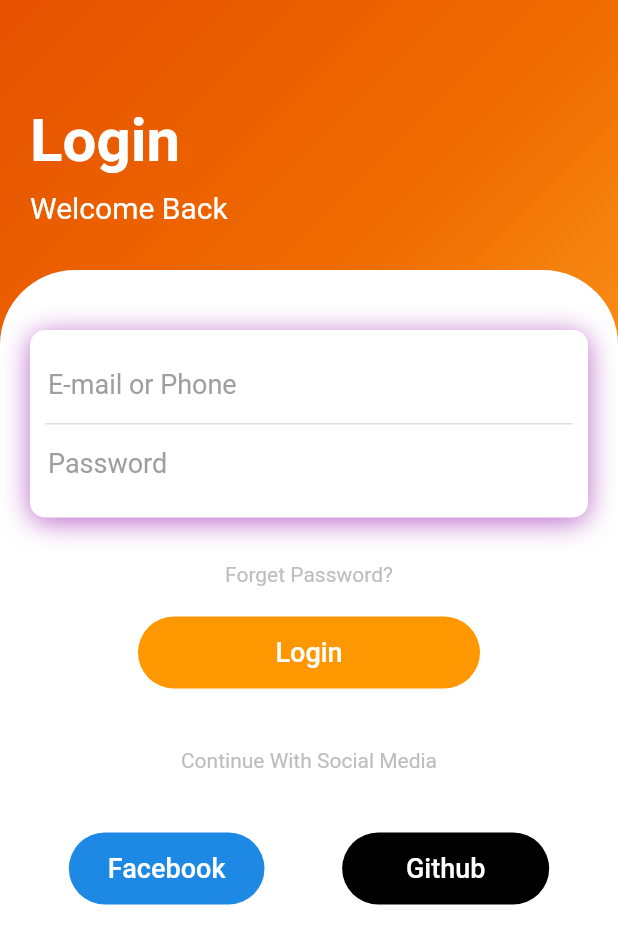
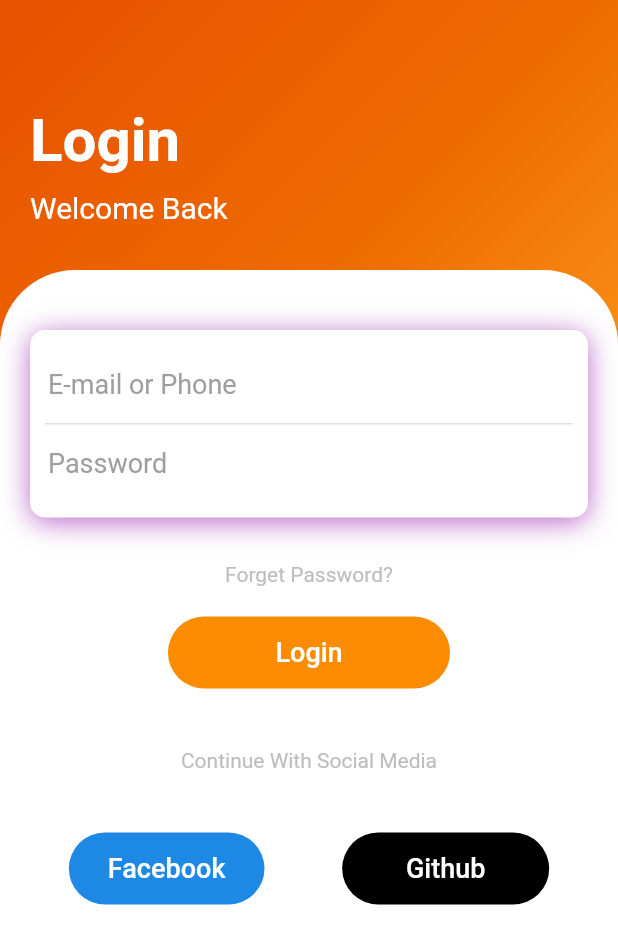
Before and after one commit to jpmehedi/flutter-login-screen-2, a Flutter app: the screen it shows after launch, on a phone screen of 412 x 824 dp. Shown: the top 944 px of the screen. Run offline on Flutter 3.47's test engine with Material 2 defaults, Android fonts, the phone set to English and light mode, and no system bars.

```diff
--- a/lib/login_screen.dart
+++ b/lib/login_screen.dart
@@ -94,31 +94,11 @@ class _LogInScreenState extends State<LogInScreen> {
                                       border: Border(
                                           bottom: BorderSide(
                                               color: Colors.grey[300]))),
-                                  child: TextField(
-                                    decoration: InputDecoration(
-                                      hintText: "E-mail or Phone ",
-                                      hintStyle: TextStyle(
-                                        fontSize: 18,
-                                        color: Colors.grey,
-                                        fontWeight: FontWeight.normal,
-                                      ),
-                                      border: InputBorder.none,
-                                    ),
-                                  ),
+                                  child: TextFieldBuilder("E-mail or Phone"),
                                 ),
                                 Container(
                                   padding: EdgeInsets.all(2.0),
-                                  child: TextField(
-                                    decoration: InputDecoration(
-                                      hintText: "Password",
-                                      hintStyle: TextStyle(
-                                        fontSize: 18,
-                                        color: Colors.grey,
-                                        fontWeight: FontWeight.normal,
-                                      ),
-                                      border: InputBorder.none,
-                                    ),
-                                  ),
+                                  child: TextFieldBuilder("Password"),
                                 ),
                               ],
                             ),
@@ -137,22 +117,10 @@ class _LogInScreenState extends State<LogInScreen> {
                               SizedBox(
                                 height: 20,
                               ),
-                              Container(
-                                padding: EdgeInsets.symmetric(
-                                    vertical: 0, horizontal: 70),
-                                decoration: BoxDecoration(
-                                  color: Colors.orange,
-                                  borderRadius:
-                                      BorderRadius.all(Radius.circular(50)),
-                                ),
-                                child: MaterialButton(
-                                  onPressed: () {},
-                                  child: Text(
-                                    "Login",
-                                    style: TextStyle(
-                                        color: Colors.white, fontSize: 18),
-                                  ),
-                                ),
+                              ButtonBuilder(
+                                text: "Login",
+                                horizontal: 50,
+                                color: Colors.orange[600],
                               ),
                               SizedBox(
                                 height: 40,
@@ -170,39 +138,15 @@ class _LogInScreenState extends State<LogInScreen> {
                                 mainAxisAlignment:
                                     MainAxisAlignment.spaceAround,
                                 children: <Widget>[
-                                  Container(
-                                    padding: EdgeInsets.symmetric(
-                                        vertical: 0, horizontal: 10),
-                                    decoration: BoxDecoration(
-                                      color: Colors.blue[600],
-                                      borderRadius:
-                                          BorderRadius.all(Radius.circular(50)),
-                                    ),
-                                    child: MaterialButton(
-                                      onPressed: () {},
-                                      child: Text(
-                                        "Facebook",
-                                        style: TextStyle(
-                                            color: Colors.white, fontSize: 18),
-                                      ),
-                                    ),
+                                  ButtonBuilder(
+                                    text: "Facebook",
+                                    horizontal: 10,
+                                    color: Colors.blue[600],
                                   ),
-                                  Container(
-                                    padding: EdgeInsets.symmetric(
-                                        vertical: 0, horizontal: 25),
-                                    decoration: BoxDecoration(
-                                      color: Colors.black,
-                                      borderRadius:
-                                          BorderRadius.all(Radius.circular(50)),
-                                    ),
-                                    child: MaterialButton(
-                                      onPressed: () {},
-                                      child: Text(
-                                        "Github",
-                                        style: TextStyle(
-                                            color: Colors.white, fontSize: 18),
-                                      ),
-                                    ),
+                                  ButtonBuilder(
+                                    text: "Github",
+                                    horizontal: 25,
+                                    color: Colors.black,
                                   ),
                                 ],
                               )
@@ -219,3 +163,49 @@ class _LogInScreenState extends State<LogInScreen> {
     );
   }
 }
+
+class ButtonBuilder extends StatelessWidget {
+  ButtonBuilder(
+      {@required this.text, @required this.horizontal, @required this.color});
+  final String text;
+  final double horizontal;
+  final Color color;
+
+  @override
+  Widget build(BuildContext context) {
+    return Container(
+      padding: EdgeInsets.symmetric(vertical: 0, horizontal: horizontal),
+      decoration: BoxDecoration(
+        color: color,
+        borderRadius: BorderRadius.all(Radius.circular(50)),
+      ),
+      child: MaterialButton(
+        onPressed: () {},
+        child: Text(
+          text,
+          style: TextStyle(color: Colors.white, fontSize: 18),
+        ),
+      ),
+    );
+  }
+}
+
+class TextFieldBuilder extends StatelessWidget {
+  TextFieldBuilder(this.text);
+  final String text;
+
+  @override
+  Widget build(BuildContext context) {
+    return TextField(
+      decoration: InputDecoration(
+        hintText: text,
+        hintStyle: TextStyle(
+          fontSize: 18,
+          color: Colors.grey,
+          fontWeight: FontWeight.normal,
+        ),
+        border: InputBorder.none,
+      ),
+    );
+  }
+}
```
